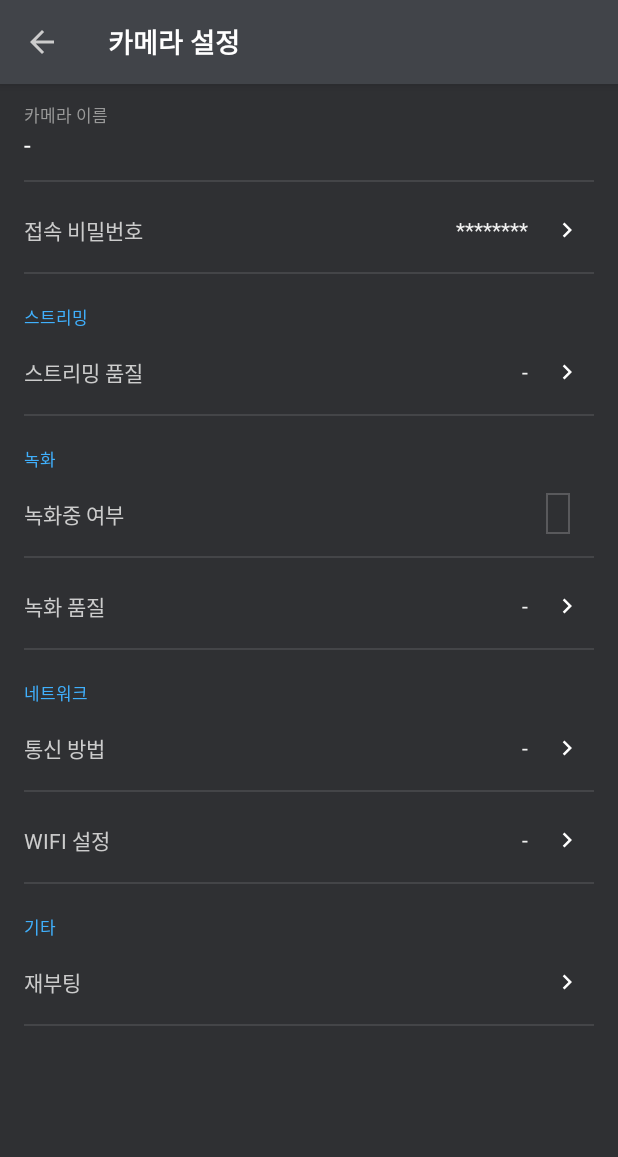
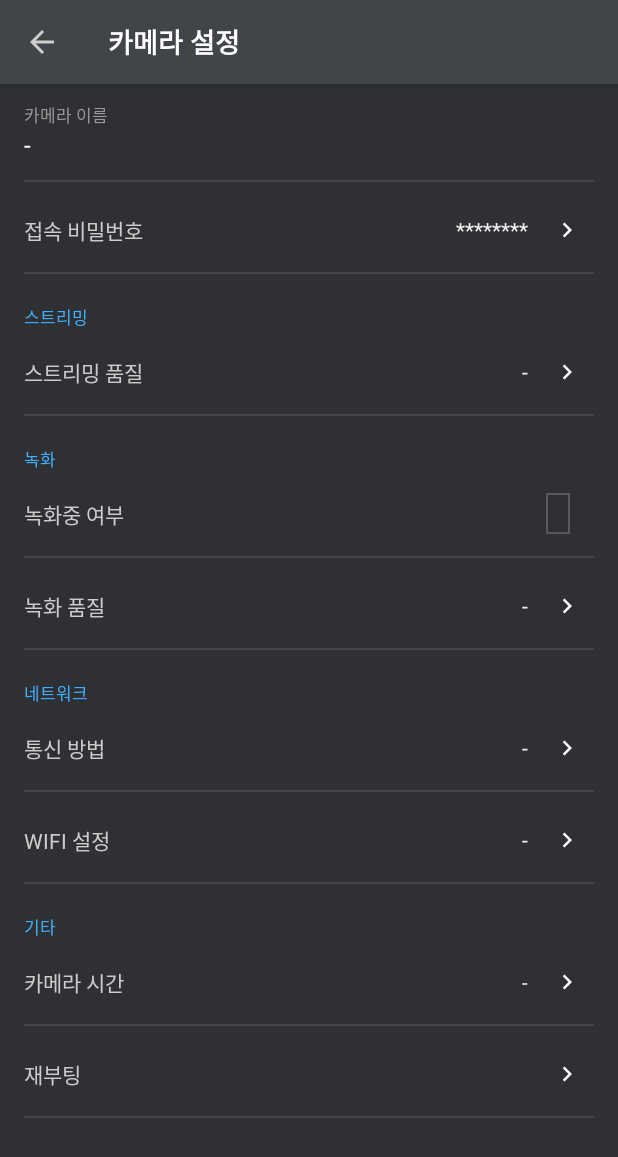
Before and after one commit to kukcoding/ctlbox, an Android app: the SettingsFragment screen opened directly, with no data from a screen before it, after a tap on "재부팅", on a phone screen of 412 x 824 dp. Shown: the top 1157 px of the screen. Run offline under Robolectric (Android 15) with nearby library versions, the phone set to English and light mode, and no system bars; our stand-ins replace Dagger/Hilt's generated code, data binding; libraries missing offline, so code that uses them is left out: com.dropbox.android; pictures from the network do not load; 3 statements that could not run were skipped; 2 other taps on this screen came first.

Commit message:
시간 업데이트

```diff
--- a/myapp-base/src/main/java/myapp/BuildVars.kt
+++ b/myapp-base/src/main/java/myapp/BuildVars.kt
@@ -8,7 +8,7 @@ import java.util.concurrent.TimeUnit
 
 object BuildVars {
     const val cameraAccessPointIp = "192.168.157.100"
-    const val fakeCamera = false
+    const val fakeCamera = true
     const val fakeCameraId = "fakeab0012abde"
 
     /**
--- a/myapp-data/src/main/java/myapp/data/entities/KuCameraConfig.kt
+++ b/myapp-data/src/main/java/myapp/data/entities/KuCameraConfig.kt
@@ -3,6 +3,7 @@ package myapp.data.entities
 data class KuCameraConfig(
     val cameraId: String,
     val cameraName: String?,
+    val timeSeconds: Long,
     val recordingResolutions: List<String>, // listOf(3840x2160,1920x1080,1280x720)
     val streamingResolutions: List<String>, // listOf(1920x1080,1280x720,640x480)
     val enabledNetworkMedia: String, // wifi,lte
--- a/myapp-data/src/main/java/myapp/data/entities/network/CamConfigPayload.kt
+++ b/myapp-data/src/main/java/myapp/data/entities/network/CamConfigPayload.kt
@@ -8,6 +8,7 @@ class CamConfigPayload {
     @Keep
     data class Response(
         val cameraId: String,
+        val time: Long,
         val cameraName: String,
         val resolutions: Resolutions,
         val network: Network,
--- a/myapp-data/src/main/java/myapp/data/entities/network/CamLoginPayload.kt
+++ b/myapp-data/src/main/java/myapp/data/entities/network/CamLoginPayload.kt
@@ -11,6 +11,7 @@ class CamLoginPayload {
         val sid: String,
         val cameraId: String,
         val cameraName: String,
+        val time: Long?,
         val resolutions: Resolutions,
         val network: Network,
         val recording: VideoQuality,
--- a/myapp-data/src/main/java/myapp/data/mappers/CamConfigToKuCameraConfigMapper.kt
+++ b/myapp-data/src/main/java/myapp/data/mappers/CamConfigToKuCameraConfigMapper.kt
@@ -16,6 +16,7 @@ class CamConfigToKuCameraConfigMapper @Inject constructor(
     override suspend fun map(from: CamConfigPayload.Response) = KuCameraConfig(
         cameraId = from.cameraId,
         cameraName = from.cameraName,
+        timeSeconds = from.time,
         recordingResolutions = from.resolutions.recording,
         streamingResolutions = from.resolutions.streaming,
         recording = VideoQuality(
--- a/myapp-data/src/main/java/myapp/data/mappers/LoginToKuCameraConfigMapper.kt
+++ b/myapp-data/src/main/java/myapp/data/mappers/LoginToKuCameraConfigMapper.kt
@@ -16,6 +16,7 @@ class LoginToKuCameraConfigMapper @Inject constructor(
     override suspend fun map(from: CamLoginPayload.Login) = KuCameraConfig(
         cameraId = from.cameraId,
         cameraName = from.cameraName,
+        timeSeconds = from.time ?: 0L,
         recordingResolutions = from.resolutions.recording,
         streamingResolutions = from.resolutions.streaming,
         recording = VideoQuality(
--- a/myapp-data/src/main/java/myapp/data/repo/cam/api/CamApi.kt
+++ b/myapp-data/src/main/java/myapp/data/repo/cam/api/CamApi.kt
@@ -25,6 +25,16 @@ interface CamApi {
         @Path(value = "ip") ip: String
     ): Response<TRApiResponse<CamHealthPayload.Response>>
 
+
+    /**
+     * 시간 업데이트
+     */
+    @FormUrlEncoded
+    @POST("http://{ip}/config/update-time")
+    suspend fun updateTime(
+        @Path(value = "ip") ip: String,
+        @Field("time") timeSeconds: Long
+    ): Response<TRApiResponse<Any>>
 
     /**
      * 카메라 로그아웃
--- a/myapp-domain/src/main/java/myapp/domain/interactors/DoLogin.kt
+++ b/myapp-domain/src/main/java/myapp/domain/interactors/DoLogin.kt
@@ -9,6 +9,7 @@ import myapp.data.preferences.KuCameraPreference
 import myapp.data.repo.cam.api.CamDataSource
 import myapp.domain.ResultInteractor
 import myapp.util.Logger
+import org.threeten.bp.Instant
 import javax.inject.Inject
 
 class DoLogin @Inject constructor(
@@ -25,6 +26,8 @@ class DoLogin @Inject constructor(
 
     override suspend fun doWork(params: Params): KuCameraConfig = withContext(Dispatchers.IO) {
         val cfg = dataSource.login(ip = params.ip, pw = params.pw).getOrThrow()
+        val nowEpochSecond = Instant.now().epochSecond
+        dataSource.updateTime(timeSeconds = nowEpochSecond)
         camManager.updateConfig(cfg)
         camManager.onConnected(cameraId = cfg.cameraId, cameraIp = params.ip)
         KuCameraPreference.add(
--- /dev/null
+++ b/myapp-domain/src/main/java/myapp/domain/interactors/UpdateCameraTime.kt
@@ -0,0 +1,26 @@
+package myapp.domain.interactors
+
+import kotlinx.coroutines.Dispatchers
+import kotlinx.coroutines.withContext
+import myapp.data.cam.CamManager
+import myapp.data.repo.cam.api.CamDataSource
+import myapp.domain.Interactor
+import myapp.util.Logger
+import org.threeten.bp.Instant
+import javax.inject.Inject
+
+class UpdateCameraTime @Inject constructor(
+    private val logger: Logger,
+    private val camManager: CamManager,
+    private val dataSource: CamDataSource
+) : Interactor<Unit>() {
+
+
+    suspend fun executeSync() = executeSync(Unit)
+
+    override suspend fun doWork(params: Unit) = withContext(Dispatchers.IO) {
+        dataSource.updateTime(timeSeconds = Instant.now().epochSecond)
+        val cfg = dataSource.config().getOrThrow()
+        camManager.updateConfig(cfg)
+    }
+}
--- a/ui-settings/src/main/java/myapp/ui/settings/SettingsFragment.kt
+++ b/ui-settings/src/main/java/myapp/ui/settings/SettingsFragment.kt
@@ -11,6 +11,7 @@ import androidx.core.text.buildSpannedString
 import androidx.core.text.color
 import androidx.core.text.scale
 import androidx.core.view.isGone
+import androidx.core.view.isVisible
 import androidx.fragment.app.Fragment
 import androidx.fragment.app.viewModels
 import androidx.lifecycle.Observer
@@ -115,6 +116,28 @@ class SettingsFragment : Fragment() {
             openRecordingSchedule()
         }
 
+        mBind.layoutTimeBtn.setOnClickListener {
+            lifecycleScope.launch {
+                try {
+                    val startTime = System.currentTimeMillis()
+                    mBind.layoutTimeBtn.isEnabled = false
+                    mBind.imgviewTimeIndicator.isVisible = false
+                    mBind.progressTimeUpdate.isVisible = true
+                    mViewModel.updateTime()
+                    val diff = System.currentTimeMillis() - startTime
+                    if (diff < 1000) {
+                        delay(700)
+                    }
+                } catch (err: Throwable) {
+                    err.printStackTrace()
+                } finally {
+                    mBind.layoutTimeBtn.isEnabled = true
+                    mBind.imgviewTimeIndicator.isVisible = true
+                    mBind.progressTimeUpdate.isVisible = false
+                }
+            }
+        }
+
         mViewModel.recordingTracker.stateFlow.asLiveData().observe(viewLifecycleOwner, Observer { state ->
 
             when (state) {
@@ -149,7 +172,7 @@ class SettingsFragment : Fragment() {
                 }
                 is RecordingState.RecordingScheduled -> {
                     val durationMinute = state.schedule.durationMinute
-                    mBind.txtviewRecordScheduleType.text = if(durationMinute <= 0) "(상시 녹화 예약)" else "(녹화 예약)"
+                    mBind.txtviewRecordScheduleType.text = if (durationMinute <= 0) "(상시 녹화 예약)" else "(녹화 예약)"
                     val startTime = state.schedule.startTimestamp
                     if (startTime != null) {
                         mBind.txtviewRecordTime1.text = formatRecordTime1(startTime, durationMinute)
--- a/ui-settings/src/main/java/myapp/ui/settings/SettingsViewModel.kt
+++ b/ui-settings/src/main/java/myapp/ui/settings/SettingsViewModel.kt
@@ -15,6 +15,7 @@ import myapp.api.UiError
 import myapp.data.cam.CamManager
 import myapp.data.cam.RecordingState
 import myapp.data.cam.RecordingTracker
+import myapp.domain.interactors.UpdateCameraTime
 import myapp.domain.observers.ObserveRecordingState
 import myapp.ui.SnackbarManager
 import myapp.util.Logger
@@ -58,12 +59,19 @@ private fun formatRecordDate(startTime: Instant, durationMinute: Long): String {
     return "${txt1}부터 ${txt2}까지"
 }
 
+private fun formatDateEpochSeconds(time: Long): String {
+    val now = Instant.ofEpochSecond(time)
+    val from = now.atZone(ZoneId.systemDefault())
+    return "${from.year}년 ${from.monthValue}월 ${from.dayOfMonth}일 ${from.hour}시 ${from.minute}분 ${from.second}초"
+}
+
 @HiltViewModel
 internal class SettingsViewModel @Inject constructor(
     val camManager: CamManager,
     private val snackbarManager: SnackbarManager,
     val recordingTracker: RecordingTracker,
     private val observeRecordingState: ObserveRecordingState,
+    private val updateCameraTime: UpdateCameraTime,
     private val logger: Logger
 ) : ReduxViewModel<SettingsState>(SettingsState()) {
     private val loadingState = ObservableLoadingCounter()
@@ -71,6 +79,7 @@ internal class SettingsViewModel @Inject constructor(
 
     val viewItems = MutableLiveData<List<ItemBase<*>>>()
     val isLoadingLive = liveFieldOf(SettingsState::isLoading)
+
     val streamingQualityTextLive = camManager.observeConfig().map { cfg ->
         if (cfg != null) {
             "${cfg.streaming.resolution} / ${cfg.streaming.fps} FPS"
@@ -82,6 +91,14 @@ internal class SettingsViewModel @Inject constructor(
     val recordingQualityTextLive = camManager.observeConfig().map { cfg ->
         if (cfg != null) {
             "${cfg.recording.resolution} / ${cfg.recording.fps} FPS"
+        } else {
+            "-"
+        }
+    }.asLiveData()
+
+    val cameraCurrentTimeTextLive = camManager.observeConfig().map { cfg ->
+        if (cfg != null) {
+            formatDateEpochSeconds(cfg.timeSeconds)
         } else {
             "-"
         }
@@ -169,4 +186,8 @@ internal class SettingsViewModel @Inject constructor(
 //        }
         loadingState.removeLoader()
     }
+
+    suspend fun updateTime() {
+        updateCameraTime.executeSync()
+    }
 }
--- a/ui-settings/src/main/res/layout/fragment_settings.xml
+++ b/ui-settings/src/main/res/layout/fragment_settings.xml
@@ -461,6 +461,60 @@
                     android:layout_marginTop="16dp"
                     android:text="기타" />
 
+
+                <LinearLayout
+                    android:id="@+id/layout_timeBtn"
+                    android:layout_width="match_parent"
+                    android:layout_height="56dp"
+                    android:background="?attr/selectableItemBackground"
+                    android:gravity="left|center_vertical"
+                    android:orientation="horizontal"
+                    android:paddingHorizontal="16dp">
+
+                    <TextView
+                        style="@style/SettingItemLabelText"
+                        android:layout_width="wrap_content"
+                        android:layout_height="wrap_content"
+                        android:text="카메라 시간" />
+
+
+                    <Space
+                        android:layout_width="0dp"
+                        android:layout_height="1dp"
+                        android:layout_weight="1" />
+
+
+                    <TextView
+                        style="@style/SettingItemValueText"
+                        android:layout_width="wrap_content"
+                        android:layout_height="wrap_content"
+                        android:text="@{vm.cameraCurrentTimeTextLive}"
+                        android:textSize="13sp"
+                        tools:text="2021년 1월 1일 12시 20분 22초" />
+
+
+                    <ProgressBar
+                        android:id="@+id/progress_timeUpdate"
+                        android:layout_width="24px"
+                        android:layout_height="24px"
+                        android:indeterminate="true"
+                        android:visibility="gone"
+                        android:layout_marginStart="16dp"
+                        android:layout_marginEnd="8dp"
+                        tools:visibility="visible" />
+                    <androidx.appcompat.widget.AppCompatImageView
+                        android:id="@+id/imgview_timeIndicator"
+                        android:layout_width="20dp"
+                        android:layout_height="20dp"
+                        android:layout_gravity="center"
+                        android:layout_marginStart="16dp"
+                        android:layout_marginEnd="8dp"
+                        app:srcCompat="@drawable/ic_chevron_right_black_24dp"
+                        app:tint="?attr/colorOnSurface" />
+                </LinearLayout>
+
+                <View style="@style/SettingDivider" />
+
                 <LinearLayout
                     android:id="@+id/layout_rebootBtn"
                     android:layout_width="match_parent"
```
Also changed, not shown: myapp-data/src/main/java/myapp/data/entities/KuRecordFile.kt (+13 -20 lines), myapp-data/src/main/java/myapp/data/repo/cam/api/CamDataSource.kt (+22 -4 lines).
